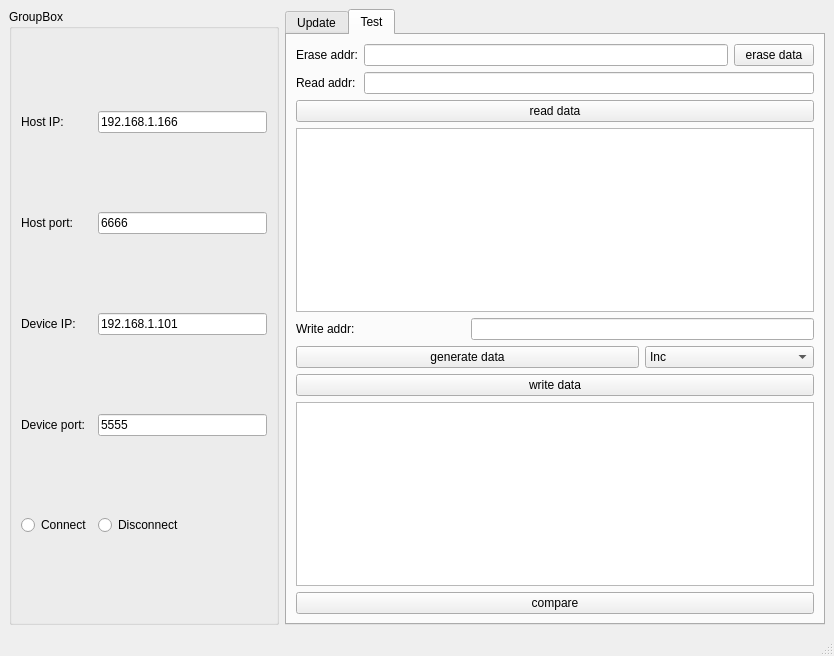
Old version of the form mainwindow.ui in the repository kdurant/update_app.
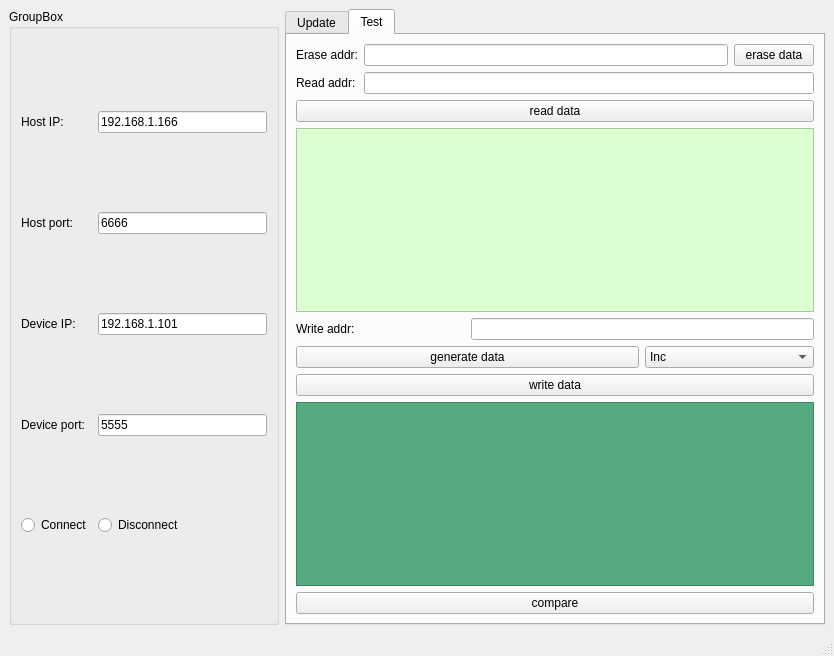
New version of the form. The open tabs and pages were chosen to show the change.

Commit message: chore: 更改label提示

Diff of the .ui file:
```diff
--- a/mainwindow.ui
+++ b/mainwindow.ui
@@ -229,7 +229,11 @@
          </widget>
         </item>
         <item>
-         <widget class="QPlainTextEdit" name="pte_ReadData"/>
+         <widget class="QPlainTextEdit" name="pte_ReadData">
+          <property name="styleSheet">
+           <string notr="true">background-color: rgb(220, 255, 210);</string>
+          </property>
+         </widget>
         </item>
         <item>
          <layout class="QGridLayout" name="gridLayout_4">
@@ -297,7 +301,12 @@
          </widget>
         </item>
         <item>
-         <widget class="QPlainTextEdit" name="pte_WriteData"/>
+         <widget class="QPlainTextEdit" name="pte_WriteData">
+          <property name="styleSheet">
+           <string notr="true">border-color: rgb(255, 170, 0);
+background-color: rgb(85, 170, 127);</string>
+          </property>
+         </widget>
         </item>
         <item>
          <widget class="QPushButton" name="bt_Compare">
```
Left out of the diff: 11 changed lines with no effect on the pictures. The commit also changes 2 other files.
